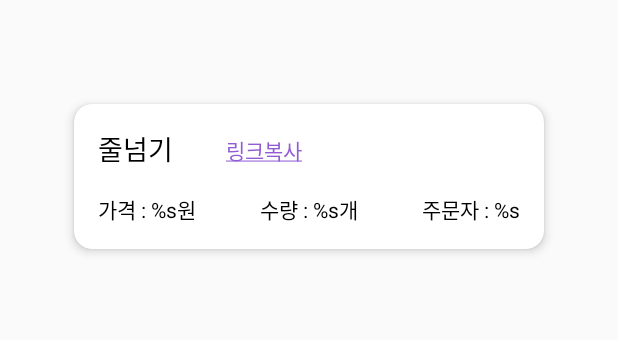
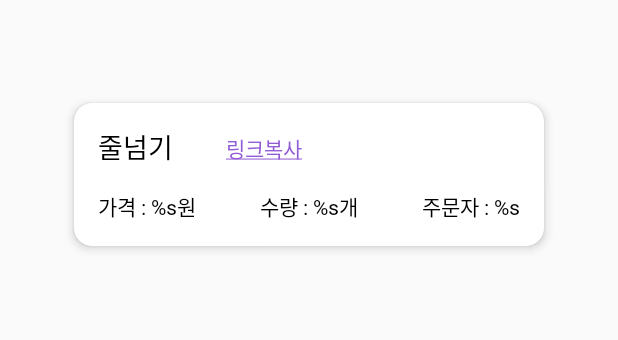
Before and after one commit to FitnessCenter/GYM-Android, an Android app: the layout fragment_apply_equipment.xml on its own in the app's theme, with its tools: preview values and no code run, on a phone screen of 412 x 824 dp. Shown: the part 127-467 px from the top of the screen. Run offline under Robolectric (Android 15) with nearby library versions, the phone set to English and light mode, and no system bars.

Commit message:
[UPDATE] fontFamily 적용

```diff
--- a/app/src/main/res/layout/fragment_apply_equipment.xml
+++ b/app/src/main/res/layout/fragment_apply_equipment.xml
@@ -12,7 +12,9 @@
         android:layout_height="wrap_content"
         android:layout_marginTop="48dp"
         android:text="@string/apply_equipment_text"
+        android:fontFamily="@font/notosanscjkkrbold"
         android:textColor="@color/colorDefault"
+        android:includeFontPadding="false"
         android:textSize="28sp"
         android:textStyle="bold"
         app:layout_constraintStart_toStartOf="@+id/equipment_gl_left"
--- a/app/src/main/res/layout/fragment_apply_equipment_detail_dialog.xml
+++ b/app/src/main/res/layout/fragment_apply_equipment_detail_dialog.xml
@@ -131,6 +131,7 @@
                 android:layout_width="0dp"
                 android:layout_height="wrap_content"
                 android:layout_marginTop="56dp"
+                android:fontFamily="@font/notosanscjkkrregular"
                 android:background="@color/colorWhite"
                 android:text="@string/equipment_apply_text"
                 android:textColor="@color/colorBlack"
--- a/app/src/main/res/layout/item_apply_equipment.xml
+++ b/app/src/main/res/layout/item_apply_equipment.xml
@@ -26,8 +26,9 @@
                 android:layout_width="wrap_content"
                 android:layout_height="wrap_content"
                 android:layout_marginStart="16dp"
-                android:layout_marginLeft="16dp"
                 android:text="줄넘기"
+                android:fontFamily="@font/notosanscjkkrregular"
+                android:includeFontPadding="false"
                 android:textColor="@color/colorBlack"
                 android:textSize="18sp"
                 android:textStyle="normal"
@@ -39,9 +40,10 @@
                 android:layout_width="wrap_content"
                 android:layout_height="wrap_content"
                 android:layout_marginStart="32dp"
-                android:layout_marginLeft="32dp"
                 android:layout_marginTop="4dp"
                 android:text="@string/equipment_link_copy_text"
+                android:fontFamily="@font/notosanscjkkrregular"
+                android:includeFontPadding="false"
                 android:textColor="@color/colorDefault"
                 android:textSize="14sp"
                 android:textStyle="normal"
@@ -54,8 +56,9 @@
                 android:layout_width="wrap_content"
                 android:layout_height="wrap_content"
                 android:layout_marginStart="16dp"
-                android:layout_marginLeft="16dp"
                 android:layout_marginTop="16dp"
+                app:fontFamily="@font/notosanscjkkrregular"
+                android:includeFontPadding="false"
                 android:text="@string/equipment_price_format_text"
                 android:textColor="@color/colorBlack"
                 app:layout_constraintStart_toStartOf="parent"
@@ -64,6 +67,8 @@
             <androidx.appcompat.widget.AppCompatTextView
                 android:id="@+id/equipment_amount_tv"
                 android:layout_width="wrap_content"
+                android:fontFamily="@font/notosanscjkkrregular"
+                android:includeFontPadding="false"
                 android:layout_height="wrap_content"
                 android:layout_marginTop="16dp"
                 android:text="@string/equipment_amount_format_text"
@@ -77,8 +82,9 @@
                 android:layout_width="wrap_content"
                 android:layout_height="wrap_content"
                 android:layout_marginTop="16dp"
+                app:fontFamily="@font/notosanscjkkrregular"
+                android:includeFontPadding="false"
                 android:layout_marginEnd="16dp"
-                android:layout_marginRight="16dp"
                 android:text="@string/equipment_person_format_text"
                 android:textColor="@color/colorBlack"
                 app:layout_constraintEnd_toEndOf="parent"
```
